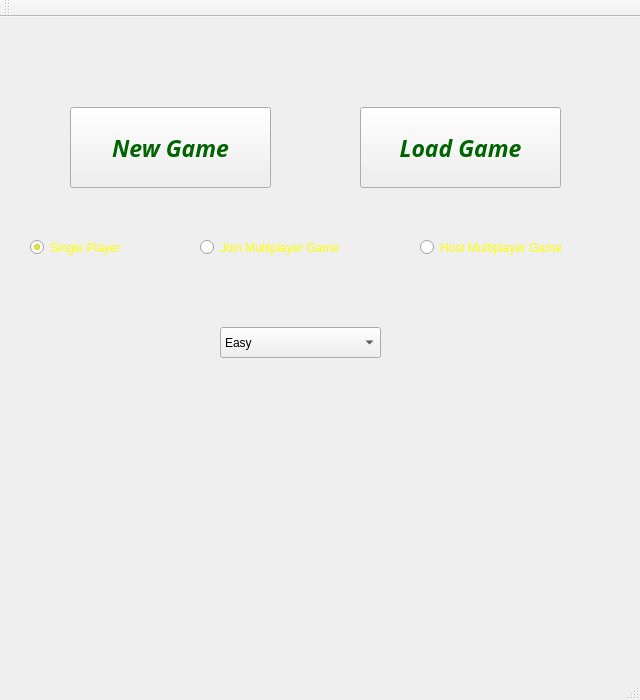
Above: mainwindow.ui from ThyberZee/earthdefense before the change. Below: the same form after it.
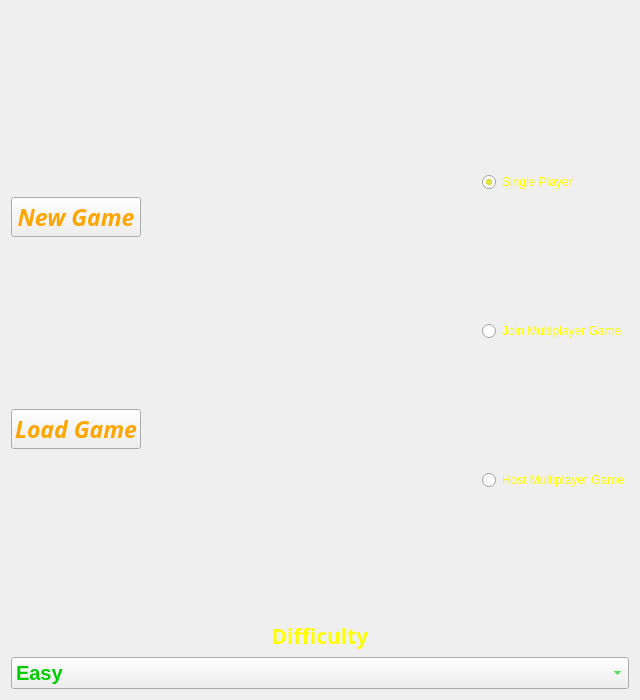
That is the form after the change. Icons and pictures are not drawn.

Diff of the .ui file:
```diff
--- a/mainwindow.ui
+++ b/mainwindow.ui
@@ -17,102 +17,11 @@
    <string notr="true">background-image: url(:/resources/images/space.jpg);</string>
   </property>
   <widget class="QWidget" name="centralWidget">
-   <widget class="QLabel" name="label">
-    <property name="geometry">
-     <rect>
-      <x>10</x>
-      <y>0</y>
-      <width>631</width>
-      <height>61</height>
-     </rect>
-    </property>
-    <property name="text">
-     <string/>
-    </property>
-    <property name="pixmap">
-     <pixmap resource="resources.qrc">:/resources/images/Logo.png</pixmap>
-    </property>
-    <property name="scaledContents">
-     <bool>true</bool>
-    </property>
-   </widget>
-   <widget class="QPushButton" name="btnNewGame">
-    <property name="geometry">
-     <rect>
-      <x>70</x>
-      <y>90</y>
-      <width>201</width>
-      <height>81</height>
-     </rect>
-    </property>
-    <property name="font">
-     <font>
-      <family>Courier 10 Pitch</family>
-      <pointsize>17</pointsize>
-      <weight>75</weight>
-      <italic>true</italic>
-      <bold>true</bold>
-      <underline>false</underline>
-     </font>
-    </property>
-    <property name="styleSheet">
-     <string notr="true">color:darkgreen</string>
-    </property>
-    <property name="text">
-     <string>New Game</string>
-    </property>
-   </widget>
-   <widget class="QPushButton" name="btnLoadGame">
-    <property name="geometry">
-     <rect>
-      <x>360</x>
-      <y>90</y>
-      <width>201</width>
-      <height>81</height>
-     </rect>
-    </property>
-    <property name="font">
-     <font>
-      <family>Courier 10 Pitch</family>
-      <pointsize>17</pointsize>
-      <weight>75</weight>
-      <italic>true</italic>
-      <bold>true</bold>
-      <underline>false</underline>
-     </font>
-    </property>
-    <property name="styleSheet">
-     <string notr="true">color:darkgreen</string>
-    </property>
-    <property name="text">
-     <string>Load Game</string>
-    </property>
-   </widget>
-   <widget class="QRadioButton" name="rbJoinGame">
-    <property name="geometry">
-     <rect>
-      <x>200</x>
-      <y>210</y>
-      <width>191</width>
-      <height>41</height>
-     </rect>
-    </property>
-    <property name="styleSheet">
-     <string notr="true">color:yellow</string>
-    </property>
-    <property name="text">
-     <string>Join Multiplayer Game</string>
-    </property>
-   </widget>
+   <layout class="QGridLayout" name="gridLayout">
+    <item row="4" column="3">
+     <layout class="QVBoxLayout" name="verticalLayout">
+      <item>
    <widget class="QRadioButton" name="rbSinglePlayer">
-    <property name="geometry">
-     <rect>
-      <x>30</x>
-      <y>210</y>
-      <width>141</width>
-      <height>41</height>
-     </rect>
-    </property>
     <property name="styleSheet">
      <string notr="true">color:yellow</string>
     </property>
@@ -123,15 +32,19 @@
      <bool>true</bool>
     </property>
    </widget>
+      </item>
+      <item>
+       <widget class="QRadioButton" name="rbJoinGame">
+        <property name="styleSheet">
+         <string notr="true">color:yellow</string>
+        </property>
+        <property name="text">
+         <string>Join Multiplayer Game</string>
+        </property>
+       </widget>
+      </item>
+      <item>
    <widget class="QRadioButton" name="rbHostGame">
-    <property name="geometry">
-     <rect>
-      <x>420</x>
-      <y>210</y>
-      <width>191</width>
-      <height>41</height>
-     </rect>
-    </property>
     <property name="styleSheet">
      <string notr="true">color:yellow</string>
     </property>
@@ -139,14 +52,52 @@
      <string>Host Multiplayer Game</string>
     </property>
    </widget>
+      </item>
+     </layout>
+    </item>
+    <item row="5" column="0" colspan="4">
+     <layout class="QVBoxLayout" name="verticalLayout_2">
+      <item>
+       <widget class="QLabel" name="label_2">
+        <property name="font">
+         <font>
+          <family>TlwgMono</family>
+          <pointsize>16</pointsize>
+          <weight>75</weight>
+          <bold>true</bold>
+         </font>
+        </property>
+        <property name="layoutDirection">
+         <enum>Qt::LeftToRight</enum>
+        </property>
+        <property name="styleSheet">
+         <string notr="true">color:yellow</string>
+        </property>
+        <property name="text">
+         <string>Difficulty</string>
+        </property>
+        <property name="scaledContents">
+         <bool>false</bool>
+        </property>
+        <property name="alignment">
+         <set>Qt::AlignCenter</set>
+        </property>
+       </widget>
+      </item>
+      <item>
    <widget class="QComboBox" name="cbDifficulty">
-    <property name="geometry">
-     <rect>
-      <x>220</x>
-      <y>310</y>
-      <width>161</width>
-      <height>31</height>
-     </rect>
+        <property name="font">
+         <font>
+          <pointsize>15</pointsize>
+          <weight>75</weight>
+          <bold>true</bold>
+         </font>
+        </property>
+        <property name="autoFillBackground">
+         <bool>false</bool>
+        </property>
+        <property name="styleSheet">
+         <string notr="true">color:#00CC00</string>
     </property>
     <item>
      <property name="text">
@@ -164,26 +115,94 @@
      </property>
     </item>
    </widget>
-  </widget>
-  <widget class="QMenuBar" name="menuBar">
-   <property name="geometry">
-    <rect>
-     <x>0</x>
-     <y>0</y>
-     <width>640</width>
-     <height>25</height>
-    </rect>
-   </property>
-  </widget>
-  <widget class="QToolBar" name="mainToolBar">
-   <attribute name="toolBarArea">
-    <enum>TopToolBarArea</enum>
-   </attribute>
-   <attribute name="toolBarBreak">
-    <bool>false</bool>
-   </attribute>
-  </widget>
-  <widget class="QStatusBar" name="statusBar"/>
+      </item>
+     </layout>
+    </item>
+    <item row="4" column="2">
+     <spacer name="verticalSpacer">
+      <property name="orientation">
+       <enum>Qt::Vertical</enum>
+      </property>
+      <property name="sizeHint" stdset="0">
+       <size>
+        <width>20</width>
+        <height>345</height>
+       </size>
+      </property>
+     </spacer>
+    </item>
+    <item row="4" column="1">
+     <spacer name="horizontalSpacer">
+      <property name="orientation">
+       <enum>Qt::Horizontal</enum>
+      </property>
+      <property name="sizeHint" stdset="0">
+       <size>
+        <width>181</width>
+        <height>17</height>
+       </size>
+      </property>
+     </spacer>
+    </item>
+    <item row="0" column="0" colspan="4">
+     <widget class="QLabel" name="label">
+      <property name="text">
+       <string/>
+      </property>
+      <property name="pixmap">
+       <pixmap resource="resources.qrc">:/resources/images/Logo.png</pixmap>
+      </property>
+      <property name="scaledContents">
+       <bool>true</bool>
+      </property>
+     </widget>
+    </item>
+    <item row="1" column="0" rowspan="4">
+     <layout class="QVBoxLayout" name="verticalLayout_3">
+      <item>
+       <widget class="QPushButton" name="btnNewGame">
+        <property name="font">
+         <font>
+          <family>Courier 10 Pitch</family>
+          <pointsize>17</pointsize>
+          <weight>75</weight>
+          <italic>true</italic>
+          <bold>true</bold>
+          <underline>false</underline>
+         </font>
+        </property>
+        <property name="styleSheet">
+         <string notr="true">color:orange</string>
+        </property>
+        <property name="text">
+         <string>New Game</string>
+        </property>
+       </widget>
+      </item>
+      <item>
+       <widget class="QPushButton" name="btnLoadGame">
+        <property name="font">
+         <font>
+          <family>Courier 10 Pitch</family>
+          <pointsize>17</pointsize>
+          <weight>75</weight>
+          <italic>true</italic>
+          <bold>true</bold>
+          <underline>false</underline>
+         </font>
+        </property>
+        <property name="styleSheet">
+         <string notr="true">color:orange</string>
+        </property>
+        <property name="text">
+         <string>Load Game</string>
+        </property>
+       </widget>
+      </item>
+     </layout>
+    </item>
+   </layout>
+  </widget>
   <action name="actionSave_Game">
    <property name="text">
     <string>Save Game</string>
```
Left out of the diff: 2 changed lines with no effect on the pictures. Lines whose indentation alone changed are shown as unchanged.
